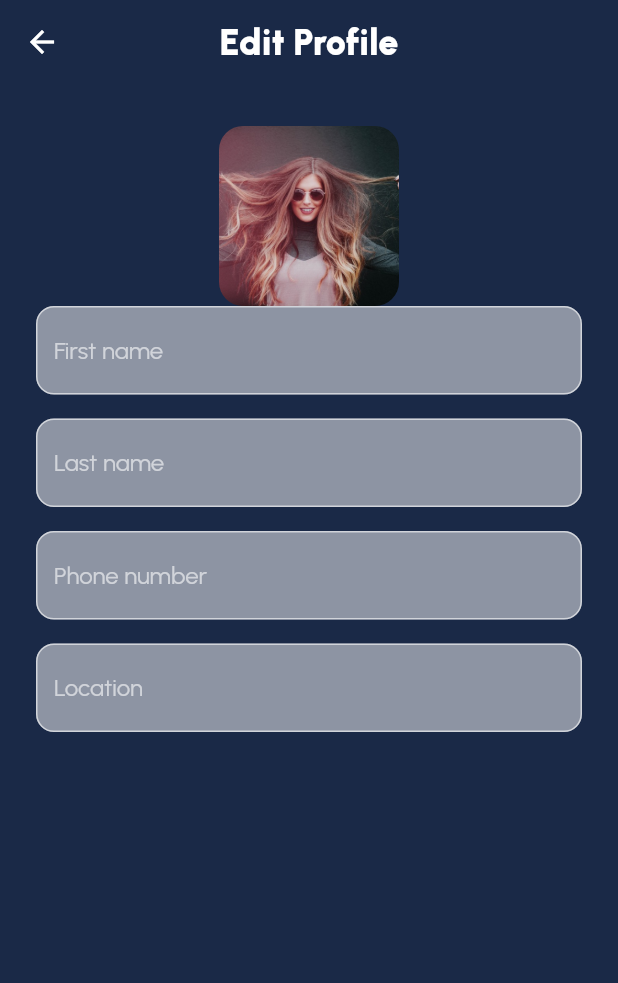
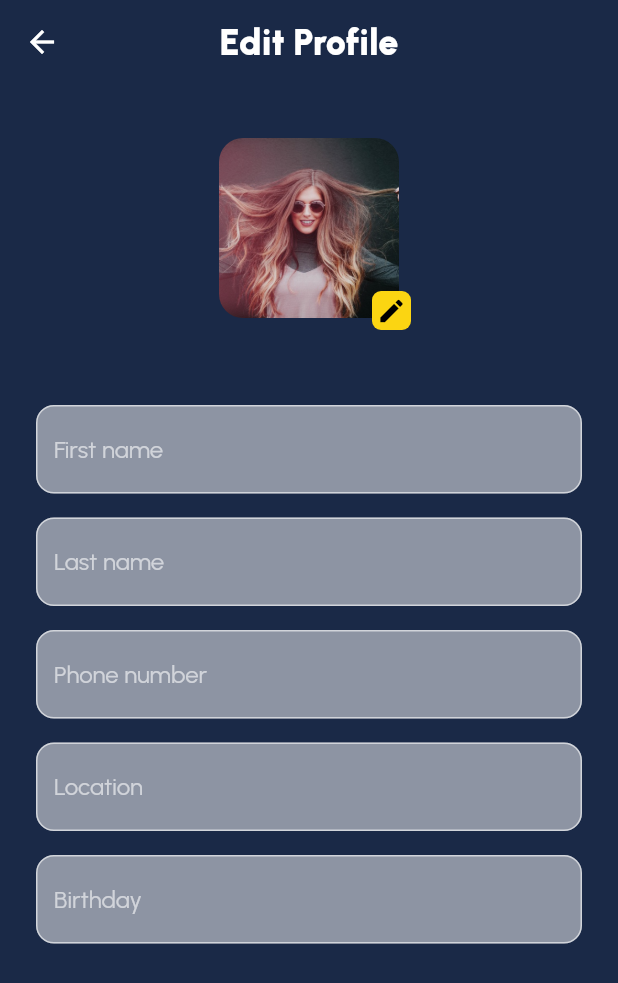
Before and after one commit to HumaCode/Course-App-Flutter-, a Flutter app: the EditProfilePage screen opened by its route, on a phone screen of 412 x 824 dp. Shown: the top 983 px of the screen. Run offline on Flutter 3.47's test engine with Material 2 defaults, Android fonts, the phone set to English and light mode, and no system bars; our stand-ins replace flutter_svg; project files that could hold a hidden picture were left out.

Commit message:
perbaikan halaman edit profile

```diff
--- a/lib/pages/edit_profile_page.dart
+++ b/lib/pages/edit_profile_page.dart
@@ -2,6 +2,7 @@ import 'package:course_app_flutter/components/app_textfield.dart';
 import 'package:course_app_flutter/components/toolbar.dart';
 import 'package:course_app_flutter/components/user_avatar.dart';
 import 'package:course_app_flutter/config/app_strings.dart';
+import 'package:course_app_flutter/styles/app_color.dart';
 import 'package:flutter/material.dart';
 
 class EditProfilePage extends StatelessWidget {
@@ -14,18 +15,44 @@ class EditProfilePage extends StatelessWidget {
       body: Padding(
         padding: const EdgeInsets.all(24),
         child: Column(
-          children: const [
-            UserAvatar(
-              size: 120,
+          children: [
+            Stack(
+              children: [
+                const Padding(
+                  padding: EdgeInsets.all(8.0),
+                  child: UserAvatar(
+                    size: 120,
+                  ),
+                ),
+                Positioned(
+                  bottom: 0,
+                  right: 0,
+                  child: Container(
+                    padding: const EdgeInsets.all(3),
+                    decoration: const BoxDecoration(
+                      color: AppColors.primary,
+                      borderRadius: BorderRadius.all(Radius.circular(6)),
+                    ),
+                    child: const Icon(
+                      Icons.edit,
+                      size: 20,
+                      color: Colors.black,
+                    ),
+                  ),
+                ),
+              ],
             ),
-            AppTextField(hint: AppStrings.firstName),
-            SizedBox(height: 16),
-            AppTextField(hint: AppStrings.lastName),
-            SizedBox(height: 16),
-            AppTextField(hint: AppStrings.phoneNumber),
-            SizedBox(height: 16),
-            AppTextField(hint: AppStrings.location),
-            SizedBox(height: 16),
+            const SizedBox(height: 50),
+            const AppTextField(hint: AppStrings.firstName),
+            const SizedBox(height: 16),
+            const AppTextField(hint: AppStrings.lastName),
+            const SizedBox(height: 16),
+            const AppTextField(hint: AppStrings.phoneNumber),
+            const SizedBox(height: 16),
+            const AppTextField(hint: AppStrings.location),
+            const SizedBox(height: 16),
+            const AppTextField(hint: AppStrings.birthday),
+            const SizedBox(height: 16),
           ],
         ),
       ),
```
